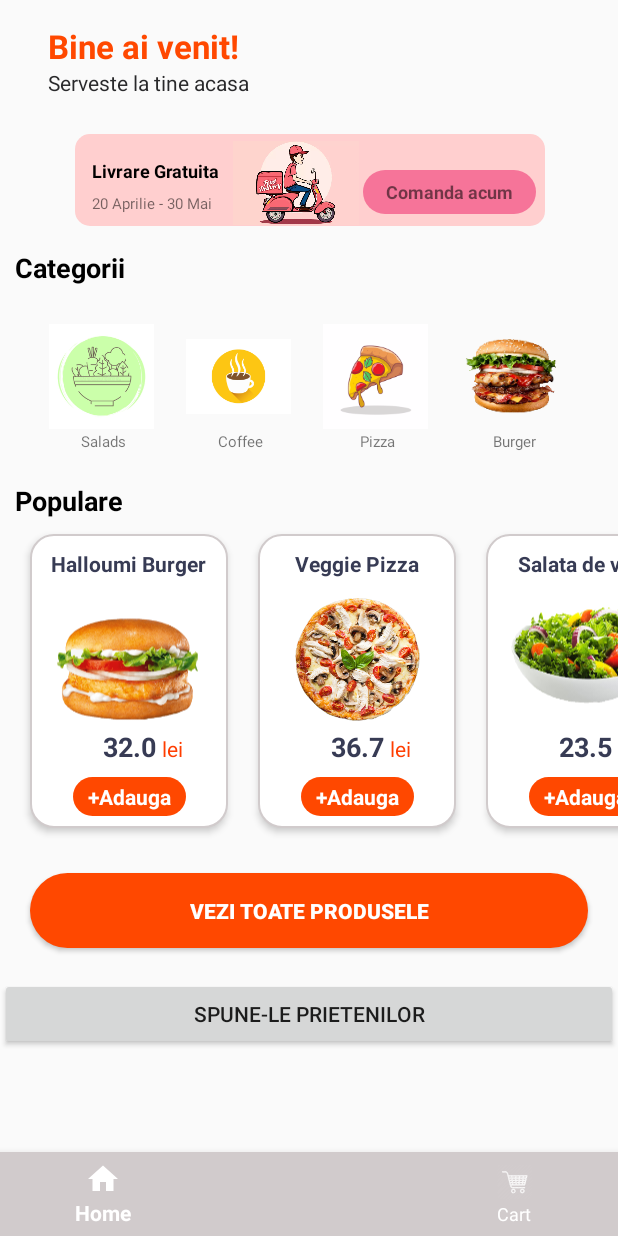
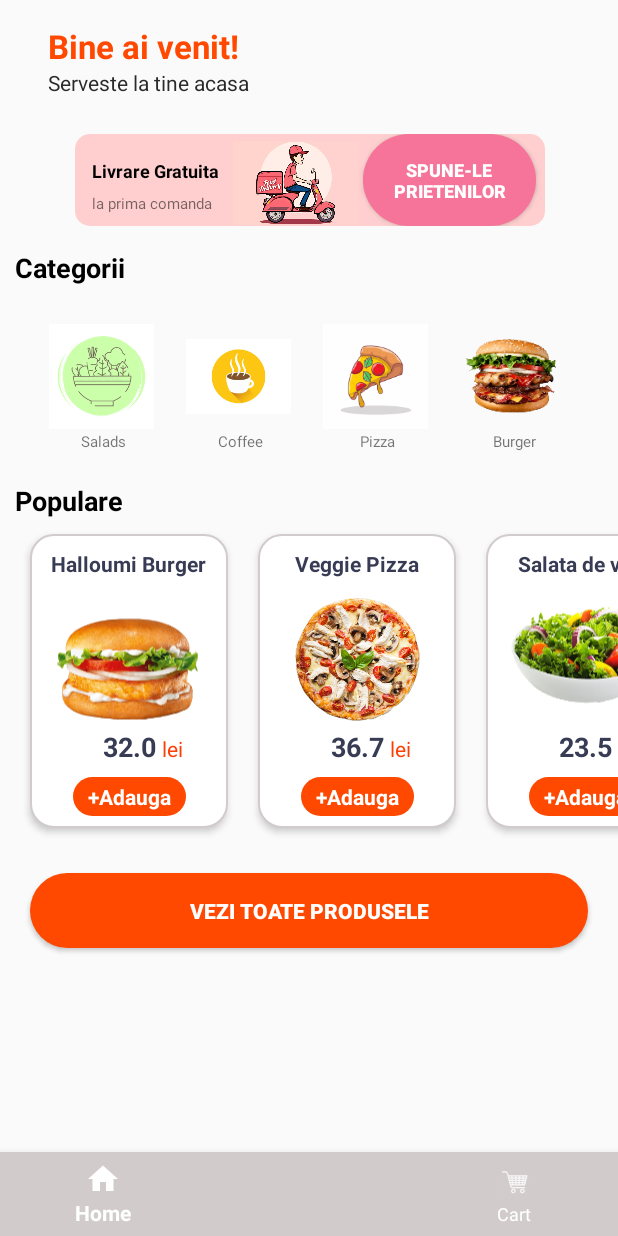
Before and after one commit to CostrunLarisa/FoodDelivery-App, an Android app: the MainActivity screen opened directly, with no data from a screen before it, on a phone screen of 412 x 824 dp. Run offline under Robolectric (Android 15) with nearby library versions, the phone set to English and light mode, and no system bars.

Commit message:
changed position share button

```diff
--- a/ProiectAndroid/app/src/main/res/layout/activity_main.xml
+++ b/ProiectAndroid/app/src/main/res/layout/activity_main.xml
@@ -104,7 +104,7 @@
                         android:layout_height="wrap_content"
                         android:layout_marginStart="11dp"
                         android:layout_marginTop="4dp"
-                        android:text="20 Aprilie - 30 Mai"
+                        android:text="la prima comanda"
                         android:textSize="10sp"
                         app:layout_constraintStart_toStartOf="parent"
                         app:layout_constraintTop_toBottomOf="@+id/textView9" />
@@ -120,17 +120,19 @@
                         app:layout_constraintTop_toTopOf="parent"
                         app:srcCompat="@drawable/delivery" />
 
-                    <TextView
-                        android:id="@+id/textView6"
+                    <Button
+                        android:id="@+id/toShare"
                         android:layout_width="115dp"
-                        android:layout_height="29dp"
-                        android:layout_marginTop="24dp"
+                        android:layout_height="match_parent"
+                        android:layout_marginTop="0dp"
                         android:layout_marginEnd="6dp"
+                        android:padding="10dp"
                         android:background="@drawable/pink_button"
                         android:gravity="center"
-                        android:text="Comanda acum"
+                        android:text="Spune-le prietenilor"
                         android:textSize="12sp"
                         android:textStyle="bold"
+                        android:textColor="@color/white"
                         app:layout_constraintEnd_toEndOf="parent"
                         app:layout_constraintHorizontal_bias="1.0"
                         app:layout_constraintStart_toEndOf="@+id/imageView3"
@@ -195,12 +197,6 @@
                 android:textStyle="bold"
                 android:layout_margin="20dp"/>
 
-            <Button
-                android:id="@+id/toShare"
-                android:layout_width="match_parent"
-                android:layout_height="wrap_content"
-                android:text="Spune-le prietenilor" />
-
         </LinearLayout>
     </ScrollView>
     </FrameLayout>
```
